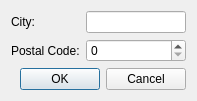
The window that caddcitydialog.ui (birkeh/qtIPRange) describes before a commit, drawn with Qt 5.
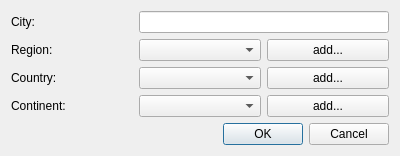
The same window after the commit.

What changed in the file:
```diff
--- a/caddcitydialog.ui
+++ b/caddcitydialog.ui
@@ -6,14 +6,30 @@
    <rect>
     <x>0</x>
     <y>0</y>
-    <width>197</width>
-    <height>93</height>
+    <width>400</width>
+    <height>156</height>
    </rect>
   </property>
   <property name="windowTitle">
    <string>Dialog</string>
   </property>
-  <layout class="QGridLayout" name="gridLayout">
+  <layout class="QGridLayout" name="gridLayout_2">
+   <item row="0" column="0">
+    <layout class="QGridLayout" name="gridLayout" columnstretch="0,0,0">
+     <item row="4" column="2">
+      <widget class="QPushButton" name="m_lpAddContinent">
+       <property name="text">
+        <string>add...</string>
+       </property>
+      </widget>
+     </item>
+     <item row="2" column="0">
+      <widget class="QLabel" name="label_4">
+       <property name="text">
+        <string>Country:</string>
+       </property>
+      </widget>
+     </item>
    <item row="0" column="0">
     <widget class="QLabel" name="label">
      <property name="text">
@@ -21,30 +37,49 @@
      </property>
     </widget>
    </item>
-   <item row="0" column="1">
+     <item row="4" column="0">
+      <widget class="QLabel" name="label_6">
+       <property name="text">
+        <string>Continent:</string>
+       </property>
+      </widget>
+     </item>
+     <item row="4" column="1">
+      <widget class="QComboBox" name="m_lpContinent"/>
+     </item>
+     <item row="0" column="1" colspan="2">
     <widget class="QLineEdit" name="m_lpCity"/>
    </item>
+     <item row="2" column="2">
+      <widget class="QPushButton" name="m_lpAddCountry">
+       <property name="text">
+        <string>add...</string>
+       </property>
+      </widget>
+     </item>
+     <item row="2" column="1">
+      <widget class="QComboBox" name="m_lpCountry"/>
+     </item>
    <item row="1" column="0">
     <widget class="QLabel" name="label_2">
      <property name="text">
-      <string>Postal Code:</string>
+        <string>Region:</string>
      </property>
     </widget>
    </item>
    <item row="1" column="1">
-    <widget class="QSpinBox" name="m_lpPostalCode">
-     <property name="minimum">
-      <number>0</number>
-     </property>
-     <property name="maximum">
-      <number>99999</number>
-     </property>
-     <property name="value">
-      <number>0</number>
+      <widget class="QComboBox" name="m_lpRegion"/>
+     </item>
+     <item row="1" column="2">
+      <widget class="QPushButton" name="m_lpAddRegion">
+       <property name="text">
+        <string>add...</string>
      </property>
     </widget>
    </item>
-   <item row="2" column="0" colspan="2">
+    </layout>
+   </item>
+   <item row="1" column="0">
     <widget class="QDialogButtonBox" name="m_lpButtonBox">
      <property name="orientation">
       <enum>Qt::Horizontal</enum>
```
Left out of the diff: 9 changed lines with no effect on the pictures. Lines whose indentation alone changed are shown as unchanged.
